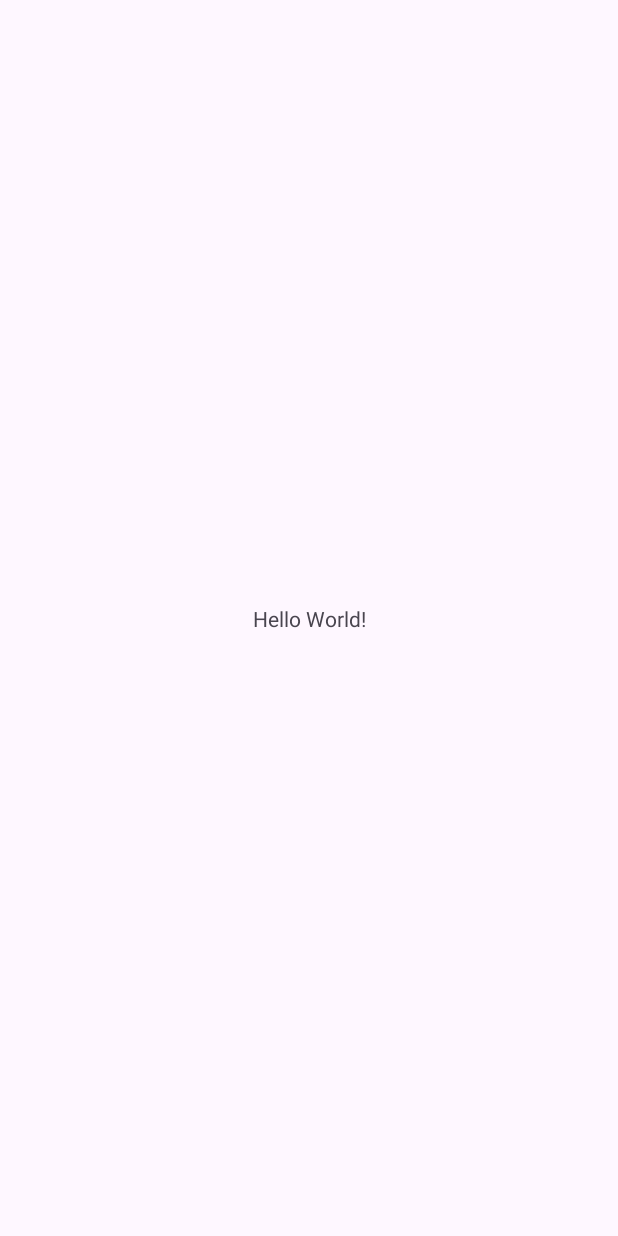
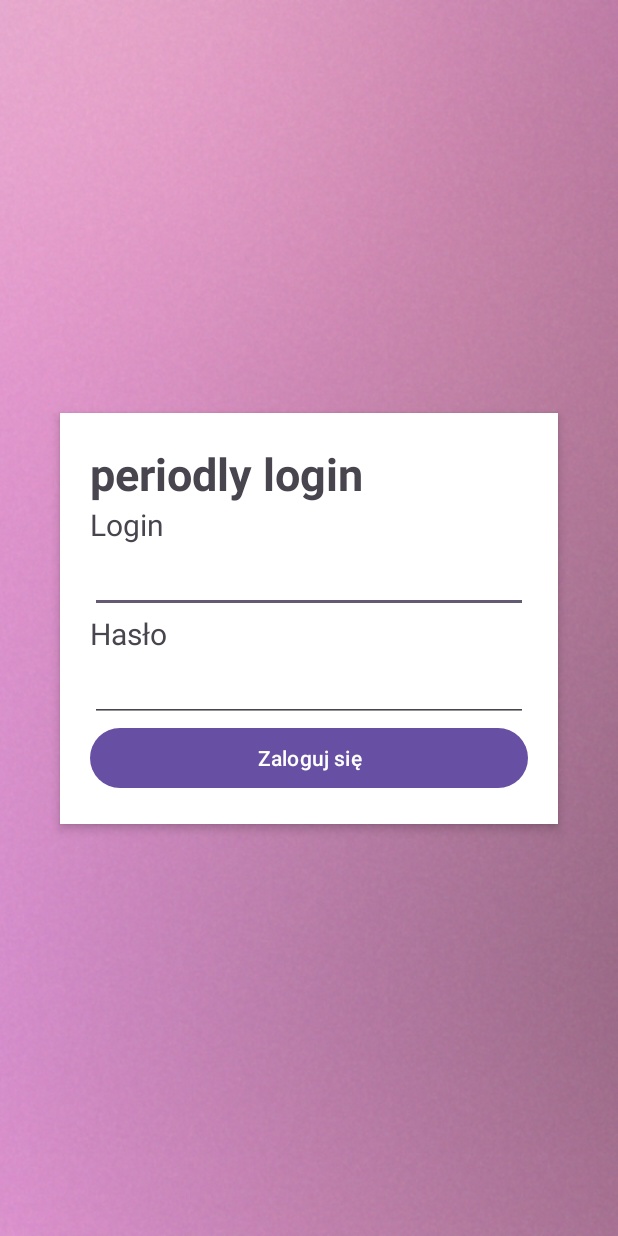
Before and after one commit to Periodly/mobile, an Android app: the screen it shows after launch (MainActivity), on a phone screen of 412 x 824 dp. Before the commit the screen is almost empty. Run offline under Robolectric (Android 15) with nearby library versions, the phone set to English and light mode, and no system bars.

Commit message:
login view

```diff
--- a/app/src/main/res/layout/activity_main.xml
+++ b/app/src/main/res/layout/activity_main.xml
@@ -1,18 +1,83 @@
 <?xml version="1.0" encoding="utf-8"?>
-<androidx.constraintlayout.widget.ConstraintLayout xmlns:android="http://schemas.android.com/apk/res/android"
+<androidx.constraintlayout.widget.ConstraintLayout
+    xmlns:android="http://schemas.android.com/apk/res/android"
     xmlns:app="http://schemas.android.com/apk/res-auto"
     xmlns:tools="http://schemas.android.com/tools"
     android:layout_width="match_parent"
-    android:layout_height="match_parent"
-    tools:context=".MainActivity">
+    android:layout_height="match_parent">
 
-    <TextView
-        android:layout_width="wrap_content"
-        android:layout_height="wrap_content"
-        android:text="Hello World!"
+    <!-- Background Image -->
+    <ImageView
+        android:id="@+id/backgroundImage"
+        android:layout_width="match_parent"
+        android:layout_height="match_parent"
+        android:scaleType="centerCrop"
+        android:src="@drawable/gradient"
         app:layout_constraintBottom_toBottomOf="parent"
         app:layout_constraintEnd_toEndOf="parent"
         app:layout_constraintStart_toStartOf="parent"
         app:layout_constraintTop_toTopOf="parent" />
 
+    <!-- White Card -->
+    <LinearLayout
+        android:id="@+id/cardLayout"
+        android:layout_width="0dp"
+        android:layout_height="wrap_content"
+        android:layout_margin="40dp"
+        android:padding="20dp"
+        android:background="@android:color/white"
+        android:elevation="4dp"
+        android:orientation="vertical"
+        app:layout_constraintBottom_toBottomOf="parent"
+        app:layout_constraintEnd_toEndOf="parent"
+        app:layout_constraintStart_toStartOf="parent"
+        app:layout_constraintTop_toTopOf="parent">
+
+        <TextView
+            android:layout_width="wrap_content"
+            android:layout_height="wrap_content"
+            android:text="@string/login_title"
+            android:textSize="30sp"
+            android:textStyle="bold"
+            />
+
+        <TextView
+            android:layout_width="wrap_content"
+            android:layout_height="wrap_content"
+            android:text="@string/login"
+            android:labelFor="@id/login"
+            android:textSize="20sp"
+            />
+
+        <EditText
+            android:id="@+id/login"
+            android:layout_gravity="center"
+            android:layout_height="wrap_content"
+            android:layout_width="match_parent"
+            />
+
+        <TextView
+            android:layout_width="wrap_content"
+            android:layout_height="wrap_content"
+            android:text="@string/password"
+            android:labelFor="@id/password"
+            android:textSize="20sp"
+            />
+
+        <EditText
+            android:id="@+id/password"
+            android:layout_gravity="center"
+            android:layout_height="wrap_content"
+            android:layout_width="match_parent"
+            />
+
+        <Button
+            android:layout_width="match_parent"
+            android:layout_height="wrap_content"
+            android:id="@+id/loginButton"
+            android:text="@string/login_button_text"
+            />
+
+    </LinearLayout>
+
 </androidx.constraintlayout.widget.ConstraintLayout>
--- a/app/src/main/res/values/strings.xml
+++ b/app/src/main/res/values/strings.xml
@@ -1,3 +1,7 @@
 <resources>
-    <string name="app_name">PRDLY_mobile</string>
+    <string name="app_name">periodly</string>
+    <string name="login_title">periodly login</string>
+    <string name="login">Login</string>
+    <string name="password">Hasło</string>
+    <string name="login_button_text">Zaloguj się</string>
 </resources>
```
Also changed, not shown: app/src/main/res/drawable/gradient.png (added).
